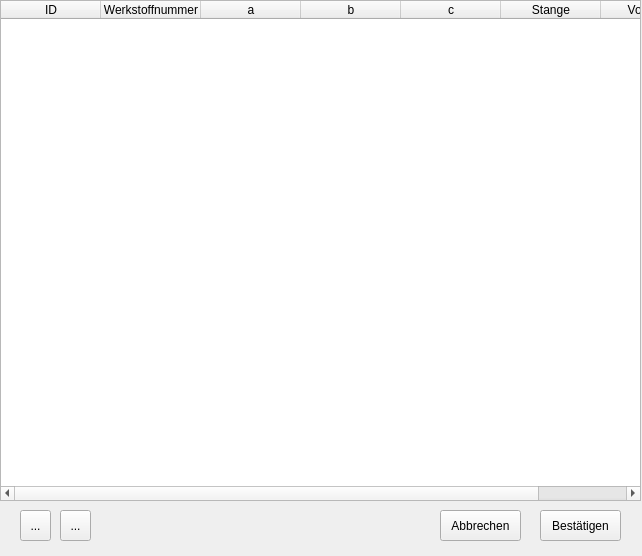
Above: popups/sfg.ui from TranRed/SK_Koelsch before the change. Below: the same form after it.
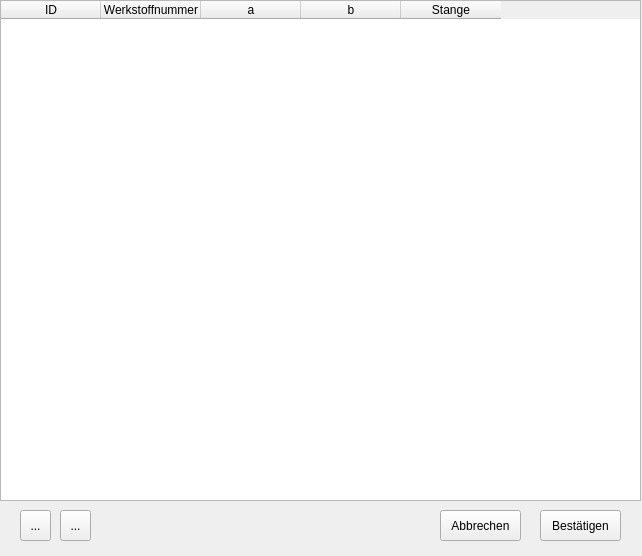
That is the form after the change. Icons and pictures are not drawn.

Commit message:
removed unneccesary columns from SFG table
solution for #35 and #29

```diff
--- a/popups/sfg.ui
+++ b/popups/sfg.ui
@@ -42,21 +42,11 @@
      <string>b</string>
     </property>
    </column>
-   <column>
-    <property name="text">
-     <string>c</string>
-    </property>
-   </column>
    <column>
     <property name="text">
      <string>Stange</string>
     </property>
    </column>
-   <column>
-    <property name="text">
-     <string>Volumen</string>
-    </property>
-   </column>
   </widget>
   <widget class="QToolButton" name="toolButton_add">
    <property name="geometry">
```
The commit also changes 6 other files.
